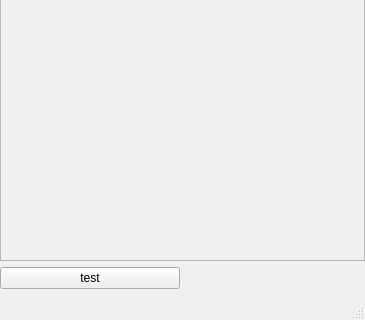
This is mainwindow.ui in jsjsjs000/imx8mp_qt_ar0521_isp_tool as Qt 5 draws it before an edit; both pictures show x 0 to 365 and y 307 to 627 of the 365 by 627 pixel window. The edited form follows.
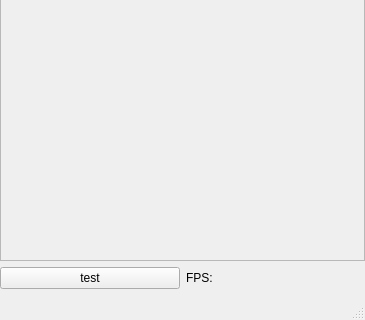
This is the edited form.

Diff of the .ui file:
```diff
--- a/mainwindow.ui
+++ b/mainwindow.ui
@@ -72,6 +72,13 @@
       </property>
      </widget>
     </item>
+    <item row="1" column="1">
+     <widget class="QLabel" name="fpsLabel">
+      <property name="text">
+       <string>FPS:</string>
+      </property>
+     </widget>
+    </item>
    </layout>
   </widget>
   <widget class="QMenuBar" name="menubar">
```
